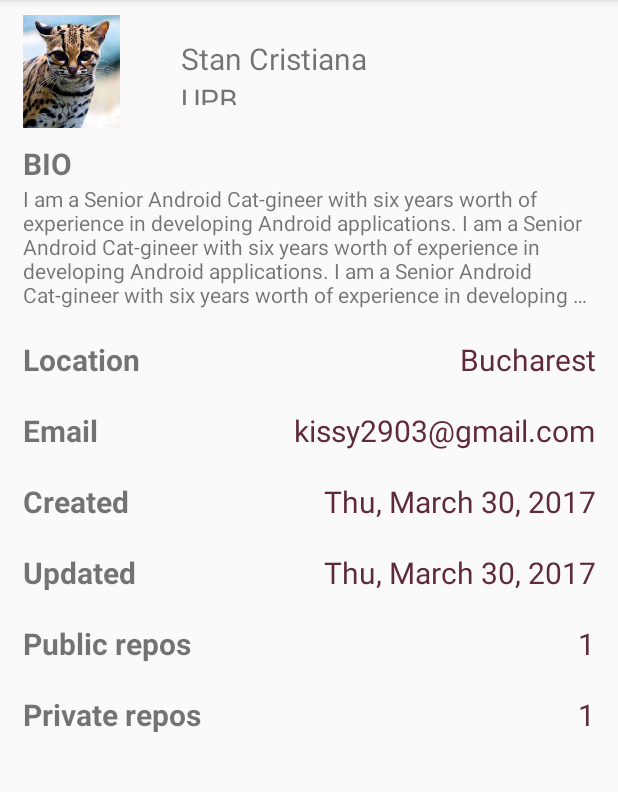
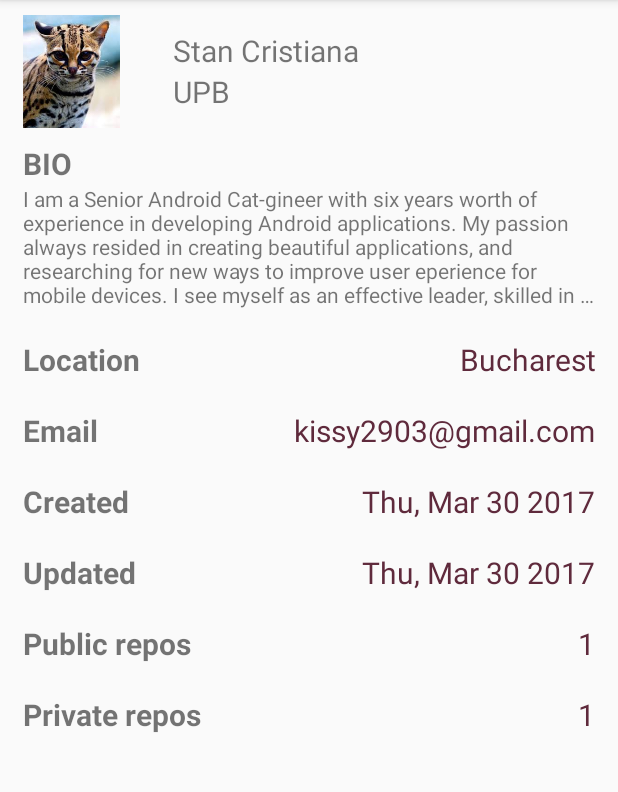
Before and after one commit to cristianastan/AndroidWorkshop, an Android app: the ProfileActivity screen opened directly, with no data from a screen before it, on a phone screen of 412 x 824 dp, the part 84-876 px from its top. Run offline under Robolectric (Android 15) with nearby library versions, the phone set to English and light mode, and no system bars.

Commit message:
Initial app

```diff
--- a/app/src/main/java/com/example/cristiana/workshop1/ProfileActivity.java
+++ b/app/src/main/java/com/example/cristiana/workshop1/ProfileActivity.java
@@ -2,6 +2,9 @@ package com.example.cristiana.workshop1;
 
 import android.content.Intent;
 import android.content.SharedPreferences;
+import java.text.SimpleDateFormat;
+import java.util.Date;
+
 import android.os.Bundle;
 import android.preference.PreferenceManager;
 import android.support.v7.app.AppCompatActivity;
@@ -23,6 +26,15 @@ public class ProfileActivity extends AppCompatActivity {
     protected void onCreate(Bundle savedInstanceState) {
         super.onCreate(savedInstanceState);
         setContentView(R.layout.activity_profile);
+
+        TextView updatedDateView = (TextView) findViewById(R.id.updatedDate);
+        SimpleDateFormat date = new SimpleDateFormat("EEE, MMM dd yyyy");
+        Date updatedAt = new Date();
+        updatedDateView.setText(date.format(updatedAt));
+
+        TextView createdDateView = (TextView) findViewById(R.id.createdDate);
+        Date createdAt = new Date("Wed, Mar 29 1995");
+        createdDateView.setText(date.format(updatedAt));
     }
 
     @Override
--- a/app/src/main/res/layout/activity_profile.xml
+++ b/app/src/main/res/layout/activity_profile.xml
@@ -24,7 +24,7 @@
             android:layout_height="match_parent"
             android:orientation="vertical"
             android:layout_gravity="center"
-            android:layout_margin="25dp">
+            android:layout_margin="20dp">
 
             <TextView
                 android:layout_width="wrap_content"
@@ -135,6 +135,7 @@
             android:layout_weight="1"/>
 
         <TextView
+            android:id="@+id/createdDate"
             android:layout_width="wrap_content"
             android:layout_height="match_parent"
             android:text="Thu, March 30, 2017"
@@ -162,6 +163,7 @@
             android:layout_weight="1"/>
 
         <TextView
+            android:id="@+id/updatedDate"
             android:layout_width="wrap_content"
             android:layout_height="match_parent"
             android:text="Thu, March 30, 2017"
--- a/app/src/main/res/values/strings.xml
+++ b/app/src/main/res/values/strings.xml
@@ -1,8 +1,4 @@
 <resources>
     <string name="app_name">Workshop1</string>
-    <string name="description">
-        I am a Senior Android Cat-gineer with six years worth of experience in developing Android applications.
-        I am a Senior Android Cat-gineer with six years worth of experience in developing Android applications.
-        I am a Senior Android Cat-gineer with six years worth of experience in developing Android applications.
-    </string>
+    <string name="description">I am a Senior Android Cat-gineer with six years worth of experience in developing Android applications. My passion always resided in creating beautiful applications, and researching for new ways to improve user eperience for mobile devices. I see myself as an effective leader, skilled in enlisting the support of my team members so they are aligned with the project\'s and organisation\'s goals. Using a meticulous and detail-oriented approach, I am able to prioritise and delegate tasks effectively, to ensure project completion under the best of terms.</string>
 </resources>
```
